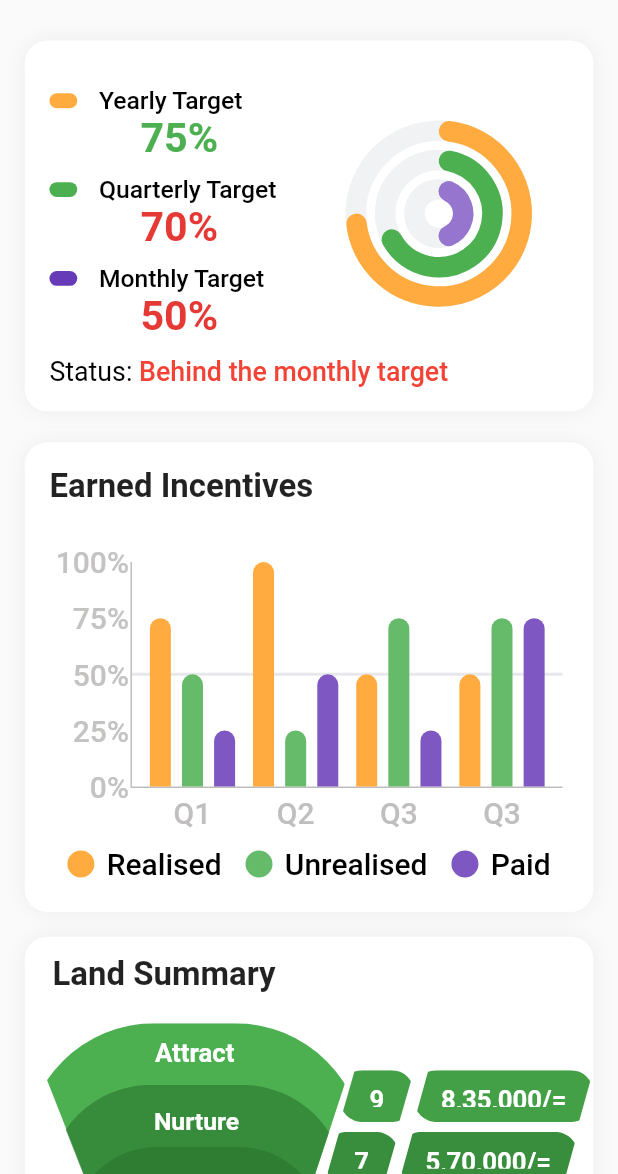
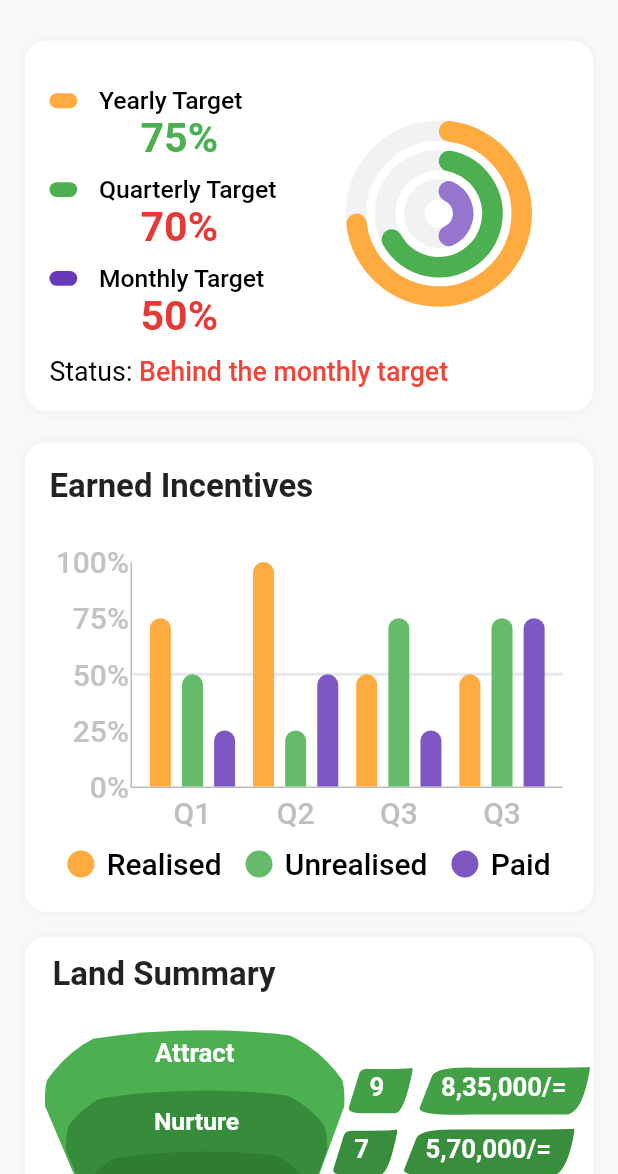
Before and after one commit to tridip898/Dashboard_UI, a Flutter app: the screen it shows after launch, on a phone screen of 412 x 824 dp, the part 62-1236 px from its top. Run offline on Flutter 3.47's test engine with Material 2 defaults, Android fonts, the phone set to English and light mode, and no system bars; drawn by our look-alikes of fl_chart; our stand-ins replace get, sizer, syncfusion_flutter_charts; Roboto replaces fonts that are missing (Montserrat).

Commit message:
first commit

```diff
--- a/lib/view/home_page.dart
+++ b/lib/view/home_page.dart
@@ -414,6 +414,7 @@ class _HomePageState extends State<HomePage> {
                       Positioned(
                         top: 21.h,
                         right: 5.w,
+                        child: Center(
                           child: Row(
                             children: [
                               RotatedBox(
@@ -421,7 +422,7 @@ class _HomePageState extends State<HomePage> {
                                 child: Container(
                                   height: 4.4.h,
                                   width: 18.w,
-                                margin: EdgeInsets.symmetric(vertical: 1.5.w),
+                                  margin: EdgeInsets.symmetric(vertical: 1.2.w),
                                   decoration: BoxDecoration(
                                     color: Color(0xff2CA555),
                                     borderRadius: BorderRadius.circular(30)
@@ -436,7 +437,7 @@ class _HomePageState extends State<HomePage> {
                                 child: Container(
                                   height: 4.4.h,
                                   width: 30.w,
-                                margin: EdgeInsets.symmetric(vertical: 1.5.w),
+                                  margin: EdgeInsets.symmetric(vertical: 1.2.w),
                                   decoration: BoxDecoration(
                                       color: Color(0xff34C759),
                                       borderRadius: BorderRadius.circular(30)
@@ -451,7 +452,7 @@ class _HomePageState extends State<HomePage> {
                                 child: Container(
                                   height: 4.4.h,
                                   width: 35.w,
-                                margin: EdgeInsets.symmetric(vertical: 1.5.w),
+                                  margin: EdgeInsets.symmetric(vertical: 1.2.w),
                                   decoration: BoxDecoration(
                                       color: Color(0xffA0C757),
                                       borderRadius: BorderRadius.circular(30)
@@ -466,7 +467,7 @@ class _HomePageState extends State<HomePage> {
                                 child: Container(
                                   height: 4.4.h,
                                   width: 40.w,
-                                margin: EdgeInsets.symmetric(vertical: 1.5.w),
+                                  margin: EdgeInsets.symmetric(vertical: 1.2.w),
                                   decoration: BoxDecoration(
                                       color: Color(0xffCCC756),
                                       borderRadius: BorderRadius.circular(30)
@@ -481,7 +482,7 @@ class _HomePageState extends State<HomePage> {
                                 child: Container(
                                   height: 4.4.h,
                                   width: 45.w,
-                                margin: EdgeInsets.symmetric(vertical: 1.5.w),
+                                  margin: EdgeInsets.symmetric(vertical: 1.2.w),
                                   decoration: BoxDecoration(
                                       color: Color(0xffE2C756),
                                       borderRadius: BorderRadius.circular(30)
@@ -496,7 +497,7 @@ class _HomePageState extends State<HomePage> {
                                 child: Container(
                                   height: 4.4.h,
                                   width: 50.w,
-                                margin: EdgeInsets.symmetric(vertical: 1.5.w),
+                                  margin: EdgeInsets.symmetric(vertical: 1.2.w),
                                   decoration: BoxDecoration(
                                       color: Color(0xffF8C756),
                                       borderRadius: BorderRadius.circular(30)
@@ -507,6 +508,7 @@ class _HomePageState extends State<HomePage> {
                                 ),
                               ),
                             ],
+                          ),
                         ),
                       ),
                       //bottom 3 value
--- a/lib/view/land_summary/clip1.dart
+++ b/lib/view/land_summary/clip1.dart
@@ -32,11 +32,13 @@ class Triangle1 extends CustomClipper<Path>{
   @override
   Path getClip(Size size) {
     final path=Path();
-    path.lineTo(0, 0);
-    path.lineTo(size.width*0.30,size.height);
+    path.moveTo(size.width*0.20, size.height*0.06);
+    path.quadraticBezierTo(size.width*0.05, size.height*0.10, size.width*0.06, size.height*0.32);
+    path.lineTo(size.width*0.28,size.height);
     path.lineTo(size.width*0.75,size.height);
-    path.lineTo(size.width,0);
-    //path.close();
+    path.lineTo(size.width-size.width*0.06,size.height*0.32);
+    path.quadraticBezierTo(size.width-size.width*0.05, size.height*0.10, size.width*0.80, size.height*0.05);
+    path.quadraticBezierTo(size.width/2, 0, size.width*0.20, size.height*0.06);
     return path;
   }
   @override
--- a/lib/view/land_summary/clip2.dart
+++ b/lib/view/land_summary/clip2.dart
@@ -32,11 +32,13 @@ class Triangle4 extends CustomClipper<Path>{
   @override
   Path getClip(Size size) {
     final path=Path();
-    path.lineTo(0, 0);
-    path.lineTo(size.width*0.27,size.height);
+    path.moveTo(size.width*0.20, size.height*0.06);
+    path.quadraticBezierTo(size.width*0.05, size.height*0.10, size.width*0.06, size.height*0.32);
+    path.lineTo(size.width*0.26,size.height);
     path.lineTo(size.width*0.77,size.height);
-    path.lineTo(size.width,0);
-    //path.close();
+    path.lineTo(size.width-size.width*0.06,size.height*0.32);
+    path.quadraticBezierTo(size.width-size.width*0.05, size.height*0.10, size.width*0.80, size.height*0.05);
+    path.quadraticBezierTo(size.width/2, 0, size.width*0.20, size.height*0.06);
     return path;
   }
   @override
--- a/lib/view/land_summary/clip3.dart
+++ b/lib/view/land_summary/clip3.dart
@@ -32,11 +32,13 @@ class Triangle4 extends CustomClipper<Path>{
   @override
   Path getClip(Size size) {
     final path=Path();
-    path.lineTo(0, 0);
-    path.lineTo(size.width*0.3,size.height);
-    path.lineTo(size.width*0.75,size.height);
-    path.lineTo(size.width, 0);
-    path.close();
+    path.moveTo(size.width*0.20, size.height*0.06);
+    path.quadraticBezierTo(size.width*0.05, size.height*0.10, size.width*0.06, size.height*0.32);
+    path.lineTo(size.width*0.26,size.height);
+    path.lineTo(size.width*0.77,size.height);
+    path.lineTo(size.width-size.width*0.06,size.height*0.32);
+    path.quadraticBezierTo(size.width-size.width*0.05, size.height*0.10, size.width*0.80, size.height*0.05);
+    path.quadraticBezierTo(size.width/2, 0, size.width*0.20, size.height*0.06);
     return path;
   }
   @override
--- a/lib/view/land_summary/clip4.dart
+++ b/lib/view/land_summary/clip4.dart
@@ -20,7 +20,7 @@ class _Clip4State extends State<Clip4> {
         alignment: Alignment.topCenter,
         decoration: BoxDecoration(
             color: Colors.green.shade900.withOpacity(1),
-          borderRadius: BorderRadius.circular(100)
+          // borderRadius: BorderRadius.circular(100)
         ),
         child: Text("Negotiation",style: TextStyle(fontFamily: "Montserrat",fontWeight: FontWeight.w600,color: Colors.white,fontSize: 12.sp),),
       ),
@@ -32,11 +32,13 @@ class Triangle4 extends CustomClipper<Path>{
   @override
   Path getClip(Size size) {
     final path=Path();
-    path.lineTo(0, 0);
+    path.moveTo(size.width*0.20, size.height*0.05);
+    path.quadraticBezierTo(size.width*0.05, size.height*0.10, size.width*0.06, size.height*0.32);
     path.lineTo(size.width*0.26,size.height);
     path.lineTo(size.width*0.77,size.height);
-    path.lineTo(size.width,0);
-    //path.close();
+    path.lineTo(size.width-size.width*0.06,size.height*0.32);
+    path.quadraticBezierTo(size.width-size.width*0.05, size.height*0.10, size.width*0.80, size.height*0.05);
+    path.quadraticBezierTo(size.width/2, 0, size.width*0.20, size.height*0.05);
     return path;
   }
   @override
--- a/lib/view/land_summary/clip_botton_Cont1.dart
+++ b/lib/view/land_summary/clip_botton_Cont1.dart
@@ -11,9 +11,9 @@ class ClipBottomCont1 extends StatelessWidget {
     return ClipPath(
       clipper: ClipCont1(),
       child: Container(
-        height: 4.2.h,
+        height: 5.4.h,
         width: 12.w,
-        alignment: Alignment.topCenter,
+        alignment: Alignment.center,
         padding: EdgeInsets.all(10),
         decoration: BoxDecoration(
             color: color,
@@ -29,10 +29,14 @@ class ClipCont1 extends CustomClipper<Path>{
   @override
   Path getClip(Size size) {
     final path=Path();
-    path.lineTo(size.width*0.20, 0);
-    path.lineTo(0,size.height);
-    path.lineTo(size.width*0.80,size.height);
-    path.lineTo(size.width,0);
+    path.moveTo(size.width*0.40, 10);
+    path.quadraticBezierTo(size.width*0.27, 9, size.width*0.25, size.height/3);
+    path.lineTo(size.width*0.12, size.height*0.80);
+    path.quadraticBezierTo(size.width*0.10, size.height-5, size.width/3, size.height-5);
+    path.lineTo(size.width*0.75, size.height-5);
+    path.quadraticBezierTo(size.width*.87, size.height-6, size.width*.98, size.height/4);
+    path.lineTo(size.width*0.98, size.height*0.20);
+    path.quadraticBezierTo(size.width, 10, size.width*.35, 10);
     path.close();
     return path;
   }
--- a/lib/view/land_summary/clip_botton_Cont2.dart
+++ b/lib/view/land_summary/clip_botton_Cont2.dart
@@ -11,13 +11,12 @@ class ClipBottomCont2 extends StatelessWidget {
     return ClipPath(
       clipper: ClipCont1(),
       child: Container(
-        height: 4.2.h,
+        height: 5.6.h,
         width: 29.w,
-        alignment: Alignment.topCenter,
+        alignment: Alignment.center,
         padding: EdgeInsets.all(10),
         decoration: BoxDecoration(
             color: color2,
-            borderRadius: BorderRadius.circular(15)
         ),
         child: Text(amount,style: TextStyle(fontFamily: "Montserrat",fontWeight: FontWeight.w600,color: Colors.white,fontSize: 12.5.sp),),
       ),
@@ -29,12 +28,17 @@ class ClipCont1 extends CustomClipper<Path>{
   @override
   Path getClip(Size size) {
     final path=Path();
-    path.lineTo(size.width*0.08, 0);
-    path.lineTo(0,size.height);
-    path.lineTo(size.width*0.92,size.height);
-    path.lineTo(size.width,0);
+    path.moveTo(size.width*0.35, 10);
+    path.quadraticBezierTo(size.width*0.13, 9, size.width*0.10, size.height/3);
+    path.lineTo(size.width*0.03, size.height*0.80);
+    path.quadraticBezierTo(size.width*0.03, size.height-4, size.width/3, size.height-5);
+    path.lineTo(size.width*0.85, size.height-5);
+    path.quadraticBezierTo(size.width*.94, size.height-6, size.width*.98, size.height/4);
+    path.lineTo(size.width*0.98, size.height*0.20);
+    path.quadraticBezierTo(size.width*.99, 10, size.width*.35, 10);
     path.close();
     return path;
+
   }
   @override
   bool shouldReclip(covariant CustomClipper<Path> oldClipper) => false;
```
Lines whose indentation alone changed are shown as unchanged.
